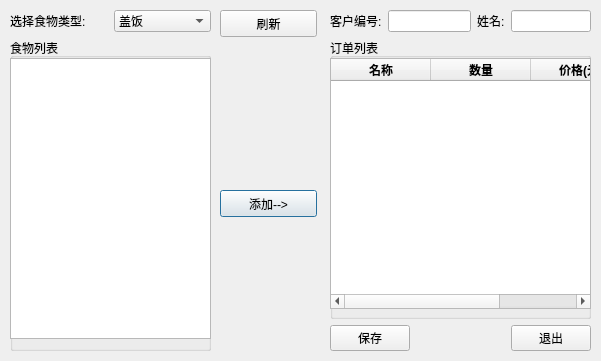
Qt form exp11_FoodOrder/dlgorder.ui (mintluo/QtGUI-with-MySQL) before a commit.
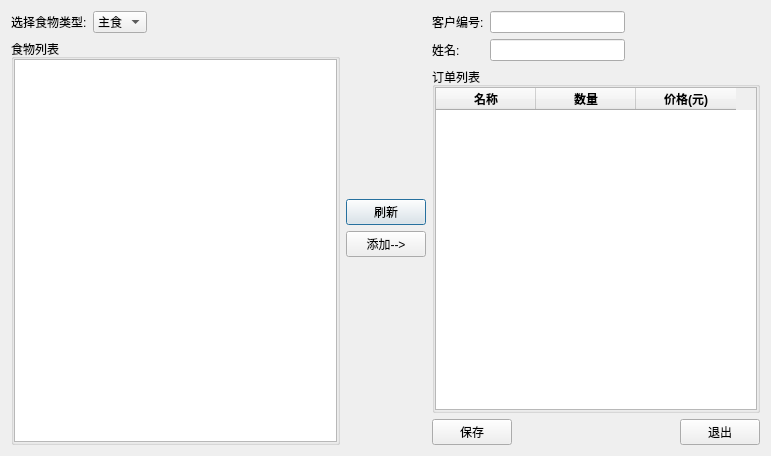
The same form after that commit.

Patch:
```diff
--- a/exp11_FoodOrder/dlgorder.ui
+++ b/exp11_FoodOrder/dlgorder.ui
@@ -6,35 +6,137 @@
    <rect>
     <x>0</x>
     <y>0</y>
-    <width>601</width>
-    <height>361</height>
+    <width>771</width>
+    <height>456</height>
    </rect>
   </property>
   <property name="windowTitle">
    <string>Dialog</string>
   </property>
+  <layout class="QHBoxLayout" name="horizontalLayout_4">
+   <item>
+    <layout class="QVBoxLayout" name="verticalLayout_2">
+     <item>
+      <layout class="QHBoxLayout" name="horizontalLayout_3">
+       <item>
+        <widget class="QLabel" name="label">
+         <property name="text">
+          <string>选择食物类型:</string>
+         </property>
+        </widget>
+       </item>
+       <item>
+        <widget class="QComboBox" name="cbType">
+         <item>
+          <property name="text">
+           <string>主食</string>
+          </property>
+         </item>
+         <item>
+          <property name="text">
+           <string>饮品</string>
+          </property>
+         </item>
+         <item>
+          <property name="text">
+           <string>炒菜</string>
+          </property>
+         </item>
+         <item>
+          <property name="text">
+           <string>靓汤</string>
+          </property>
+         </item>
+        </widget>
+       </item>
+       <item>
+        <spacer name="horizontalSpacer_3">
+         <property name="orientation">
+          <enum>Qt::Horizontal</enum>
+         </property>
+         <property name="sizeHint" stdset="0">
+          <size>
+           <width>40</width>
+           <height>20</height>
+          </size>
+         </property>
+        </spacer>
+       </item>
+      </layout>
+     </item>
+     <item>
+      <widget class="QGroupBox" name="groupBox">
+       <property name="title">
+        <string>食物列表</string>
+       </property>
+       <layout class="QHBoxLayout" name="horizontalLayout">
+        <property name="leftMargin">
+         <number>0</number>
+        </property>
+        <property name="topMargin">
+         <number>0</number>
+        </property>
+        <property name="rightMargin">
+         <number>0</number>
+        </property>
+        <property name="bottomMargin">
+         <number>0</number>
+        </property>
+        <item>
+         <widget class="QTableView" name="tvList"/>
+        </item>
+       </layout>
+      </widget>
+     </item>
+    </layout>
+   </item>
+   <item>
+    <layout class="QVBoxLayout" name="verticalLayout">
+     <item>
+      <spacer name="verticalSpacer_2">
+       <property name="orientation">
+        <enum>Qt::Vertical</enum>
+       </property>
+       <property name="sizeHint" stdset="0">
+        <size>
+         <width>20</width>
+         <height>40</height>
+        </size>
+       </property>
+      </spacer>
+     </item>
+     <item>
+      <widget class="QPushButton" name="pbFresh">
+       <property name="text">
+        <string>刷新</string>
+       </property>
+      </widget>
+     </item>
+     <item>
   <widget class="QPushButton" name="pbAdd">
-   <property name="geometry">
-    <rect>
-     <x>220</x>
-     <y>190</y>
-     <width>97</width>
-     <height>27</height>
-    </rect>
-   </property>
    <property name="text">
     <string>添加--&gt;</string>
    </property>
   </widget>
-  <widget class="QWidget" name="layoutWidget">
-   <property name="geometry">
-    <rect>
-     <x>330</x>
-     <y>10</y>
-     <width>261</width>
-     <height>341</height>
-    </rect>
-   </property>
+     </item>
+     <item>
+      <spacer name="verticalSpacer">
+       <property name="orientation">
+        <enum>Qt::Vertical</enum>
+       </property>
+       <property name="sizeHint" stdset="0">
+        <size>
+         <width>20</width>
+         <height>40</height>
+        </size>
+       </property>
+      </spacer>
+     </item>
+    </layout>
+   </item>
+   <item>
+    <layout class="QVBoxLayout" name="verticalLayout_3">
+     <item>
    <layout class="QGridLayout" name="gridLayout">
     <item row="0" column="0">
      <widget class="QLabel" name="label_2">
@@ -43,33 +145,67 @@
       </property>
      </widget>
     </item>
-    <item row="0" column="1" colspan="2">
+       <item row="0" column="1">
      <widget class="QLineEdit" name="leClientID"/>
     </item>
-    <item row="0" column="3">
+       <item row="0" column="2">
+        <spacer name="horizontalSpacer_2">
+         <property name="orientation">
+          <enum>Qt::Horizontal</enum>
+         </property>
+         <property name="sizeHint" stdset="0">
+          <size>
+           <width>40</width>
+           <height>20</height>
+          </size>
+         </property>
+        </spacer>
+       </item>
+       <item row="1" column="0">
      <widget class="QLabel" name="label_3">
       <property name="text">
        <string>姓名:</string>
       </property>
      </widget>
     </item>
-    <item row="0" column="4">
+       <item row="1" column="1">
      <widget class="QLineEdit" name="leName"/>
     </item>
-    <item row="1" column="0" colspan="5">
+       <item row="1" column="2">
+        <spacer name="horizontalSpacer_4">
+         <property name="orientation">
+          <enum>Qt::Horizontal</enum>
+         </property>
+         <property name="sizeHint" stdset="0">
+          <size>
+           <width>40</width>
+           <height>20</height>
+          </size>
+         </property>
+        </spacer>
+       </item>
+      </layout>
+     </item>
+     <item>
      <widget class="QGroupBox" name="groupBox_2">
       <property name="title">
        <string>订单列表</string>
       </property>
+       <layout class="QHBoxLayout" name="horizontalLayout_2">
+        <property name="leftMargin">
+         <number>0</number>
+        </property>
+        <property name="topMargin">
+         <number>0</number>
+        </property>
+        <property name="rightMargin">
+         <number>0</number>
+        </property>
+        <property name="bottomMargin">
+         <number>0</number>
+        </property>
+        <item>
       <widget class="QTableWidget" name="twOrder">
-       <property name="geometry">
-        <rect>
-         <x>0</x>
-         <y>20</y>
-         <width>261</width>
-         <height>251</height>
-        </rect>
-       </property>
        <column>
         <property name="text">
          <string>名称</string>
@@ -104,29 +240,20 @@
         </property>
        </column>
       </widget>
-     </widget>
-    </item>
-    <item row="2" column="0" colspan="2">
+        </item>
+       </layout>
+      </widget>
+     </item>
+     <item>
+      <layout class="QHBoxLayout" name="horizontalLayout_5">
+       <item>
      <widget class="QPushButton" name="pbSave">
       <property name="text">
        <string>保存</string>
       </property>
      </widget>
     </item>
-    <item row="2" column="2">
-     <spacer name="horizontalSpacer_2">
-      <property name="orientation">
-       <enum>Qt::Horizontal</enum>
-      </property>
-      <property name="sizeHint" stdset="0">
-       <size>
-        <width>40</width>
-        <height>20</height>
-       </size>
-      </property>
-     </spacer>
-    </item>
-    <item row="2" column="3">
+       <item>
      <spacer name="horizontalSpacer">
       <property name="orientation">
        <enum>Qt::Horizontal</enum>
@@ -139,7 +266,7 @@
       </property>
      </spacer>
     </item>
-    <item row="2" column="4">
+       <item>
      <widget class="QPushButton" name="pbCancel_Order">
       <property name="text">
        <string>退出</string>
@@ -147,86 +274,22 @@
      </widget>
     </item>
    </layout>
-  </widget>
-  <widget class="QPushButton" name="pbFresh">
-   <property name="geometry">
-    <rect>
-     <x>220</x>
-     <y>10</y>
-     <width>97</width>
-     <height>27</height>
-    </rect>
-   </property>
-   <property name="text">
-    <string>刷新</string>
-   </property>
-  </widget>
-  <widget class="QWidget" name="layoutWidget_2">
-   <property name="geometry">
-    <rect>
-     <x>10</x>
-     <y>10</y>
-     <width>201</width>
-     <height>341</height>
-    </rect>
-   </property>
-   <layout class="QGridLayout" name="gridLayout_2">
-    <item row="0" column="0">
-     <widget class="QLabel" name="label">
-      <property name="text">
-       <string>选择食物类型:</string>
-      </property>
-     </widget>
-    </item>
-    <item row="0" column="1">
-     <widget class="QComboBox" name="cbType">
-      <item>
-       <property name="text">
-        <string>盖饭</string>
-       </property>
-      </item>
-      <item>
-       <property name="text">
-        <string>盒饭</string>
-       </property>
-      </item>
-      <item>
-       <property name="text">
-        <string>菜系</string>
-       </property>
-      </item>
-      <item>
-       <property name="text">
-        <string>主食</string>
-       </property>
-      </item>
-      <item>
-       <property name="text">
-        <string>其它</string>
-       </property>
-      </item>
-     </widget>
-    </item>
-    <item row="1" column="0" colspan="2">
-     <widget class="QGroupBox" name="groupBox">
-      <property name="title">
-       <string>食物列表</string>
-      </property>
-      <widget class="QTableView" name="tvList">
-       <property name="geometry">
-        <rect>
-         <x>0</x>
-         <y>20</y>
-         <width>201</width>
-         <height>281</height>
-        </rect>
-       </property>
-      </widget>
-     </widget>
-    </item>
-   </layout>
-  </widget>
- </widget>
+     </item>
+    </layout>
+   </item>
+  </layout>
+ </widget>
+ <tabstops>
+  <tabstop>pbAdd</tabstop>
+  <tabstop>pbFresh</tabstop>
+  <tabstop>leClientID</tabstop>
+  <tabstop>leName</tabstop>
+  <tabstop>pbSave</tabstop>
+  <tabstop>pbCancel_Order</tabstop>
+  <tabstop>cbType</tabstop>
+  <tabstop>twOrder</tabstop>
+  <tabstop>tvList</tabstop>
+ </tabstops>
  <resources/>
  <connections/>
 </ui>
```
Lines whose indentation alone changed are shown as unchanged.
